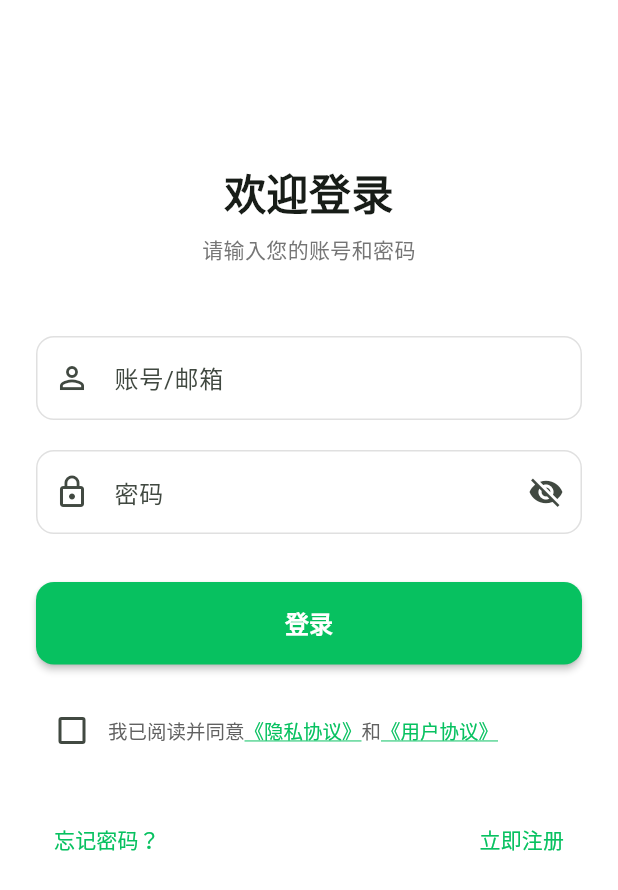
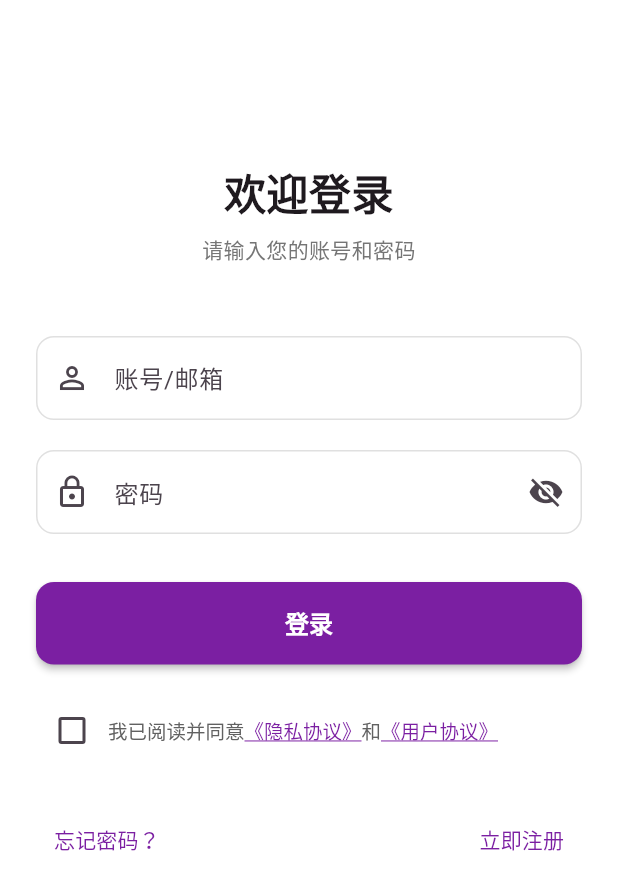
Before and after one commit to JamesBondMine/ProjectIMTF, a Flutter app: the screen it shows after launch, on a phone screen of 412 x 824 dp. Shown: the top 890 px of the screen. Run offline on Flutter 3.47's test engine with Material 3 defaults, Android fonts, the phone set to English and light mode, and no system bars; our stand-ins replace cached_network_image, dio, flutter_easyloading, flutter_image_compress, image_gallery_saver, image_picker and 3 more; accounts and stored records are empty.

Commit message:
修改主色调

```diff
--- a/package_im/lib/main.dart
+++ b/package_im/lib/main.dart
@@ -21,9 +21,9 @@ void _configLoading() {
     ..loadingStyle = EasyLoadingStyle.custom
     ..indicatorSize = 45.0
     ..radius = 10.0
-    ..progressColor = const Color(0xFF07C160)
+    ..progressColor = const Color(0xFF7B1FA2)
     ..backgroundColor = Colors.white
-    ..indicatorColor = const Color(0xFF07C160)
+    ..indicatorColor = const Color(0xFF7B1FA2)
     ..textColor = Colors.black
     ..maskColor = Colors.black.withOpacity(0.5)
     ..userInteractions = false
@@ -40,12 +40,12 @@ class MyApp extends StatelessWidget {
       debugShowCheckedModeBanner: false,
       theme: ThemeData(
         colorScheme: ColorScheme.fromSeed(
-          seedColor: const Color(0xFF07C160),
-          primary: const Color(0xFF07C160),
+          seedColor: const Color(0xFF7B1FA2),
+          primary: const Color(0xFF7B1FA2),
         ),
-        primaryColor: const Color(0xFF07C160),
+        primaryColor: const Color(0xFF7B1FA2),
         appBarTheme: const AppBarTheme(
-          backgroundColor: Color(0xFF07C160),
+          backgroundColor: Color(0xFF7B1FA2),
           foregroundColor: Colors.white,
         ),
         useMaterial3: true,
--- a/package_im/lib/pages/schedule/schedule_page.dart
+++ b/package_im/lib/pages/schedule/schedule_page.dart
@@ -109,7 +109,7 @@ class _SchedulePageState extends State<SchedulePage> {
     final descController = TextEditingController(text: schedule?.description ?? '');
     DateTime selectedDate = schedule?.date ?? _selectedDate;
     TimeOfDay selectedTime = TimeOfDay.fromDateTime(schedule?.date ?? _selectedDate);
-    String selectedColor = schedule?.color ?? '0xFF07C160';
+    String selectedColor = schedule?.color ?? '0xFF7B1FA2';
 
     showDialog(
       context: context,
@@ -213,11 +213,11 @@ class _SchedulePageState extends State<SchedulePage> {
                     Wrap(
                       spacing: 12,
                       children: [
-                        '0xFF07C160', // 绿色
+                        '0xFF7B1FA2', // 紫色（主题色）
                         '0xFF1989FA', // 蓝色
                         '0xFFFF6B6B', // 红色
                         '0xFFFFBE0B', // 黄色
-                        '0xFF9C27B0', // 紫色
+                        '0xFF4CAF50', // 绿色
                         '0xFFFF6D00', // 橙色
                       ].map((color) {
                         final isSelected = selectedColor == color;
```
